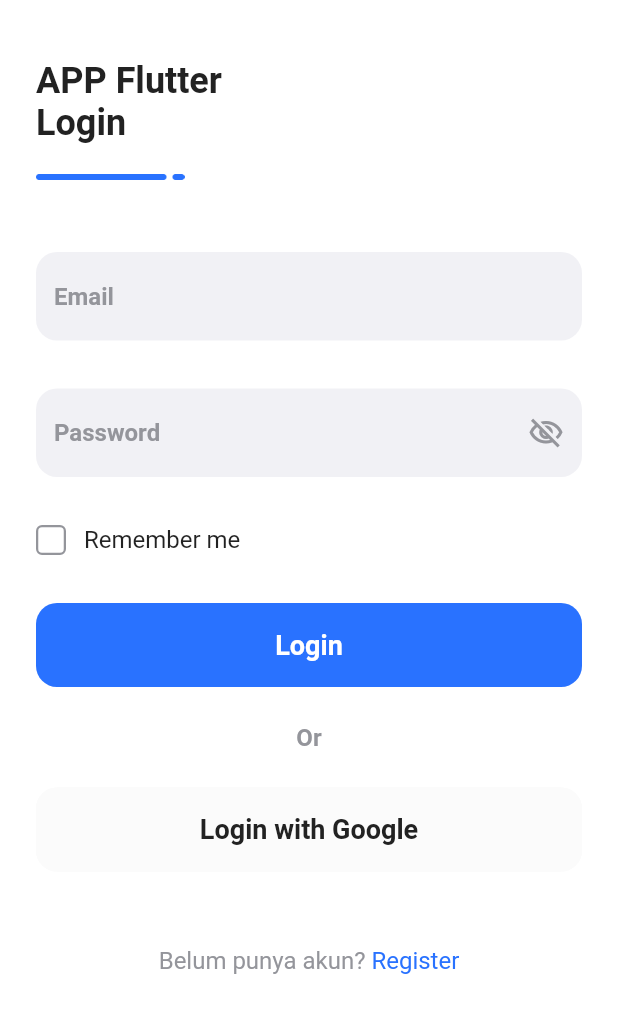
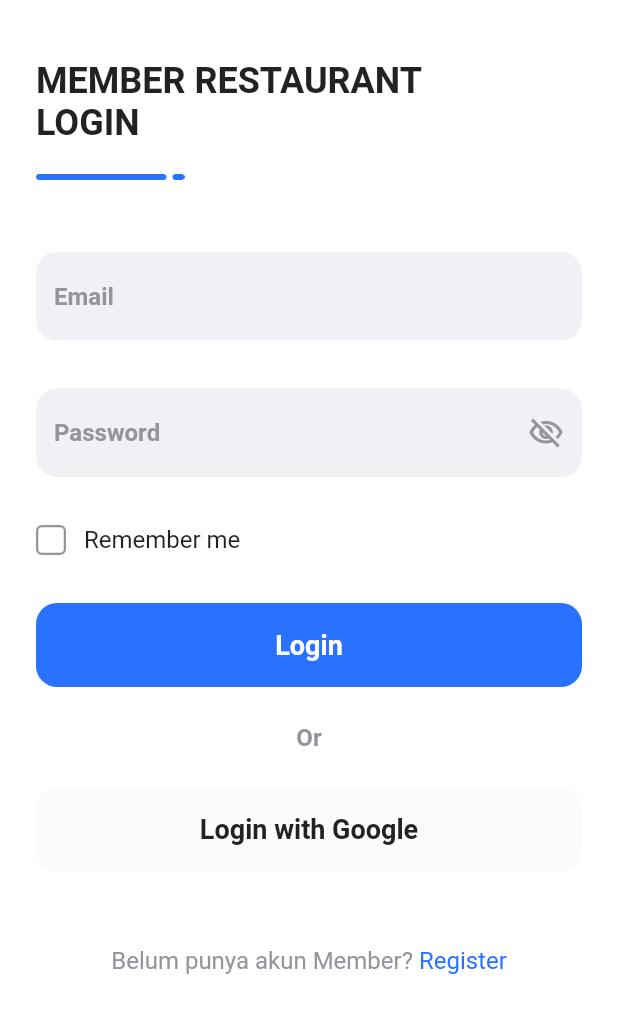
Before and after one commit to rizkotz/restoran, a Flutter app: the screen it shows after launch, on a phone screen of 412 x 824 dp. Shown: the top 1013 px of the screen. Run offline on Flutter 3.47's test engine with Material 2 defaults, Android fonts, the phone set to English and light mode, and no system bars.

Commit message:
login view

```diff
--- a/lib/login_view.dart
+++ b/lib/login_view.dart
@@ -1,5 +1,6 @@
 import 'package:flutter/cupertino.dart';
 import 'package:flutter/material.dart';
+import 'package:restoran/home/home_view.dart';
 import 'package:restoran/register_view.dart';
 import 'package:restoran/theme.dart';
 import 'package:restoran/widgets/custom_checkbox.dart';
@@ -33,7 +34,7 @@ class _LoginPageState extends State<LoginPage> {
                 crossAxisAlignment: CrossAxisAlignment.start,
                 children: [
                   Text(
-                    'APP Flutter\nLogin',
+                    'MEMBER RESTAURANT\nLOGIN',
                     style: heading2.copyWith(color: textBlack),
                   ),
                   SizedBox(
@@ -109,10 +110,21 @@ class _LoginPageState extends State<LoginPage> {
               SizedBox(
                 height: 32,
               ),
-              CustomPrimaryButton(
-                buttonColor: primaryBlue,
-                textValue: 'Login',
-                textColor: Colors.white,
+              Column(
+                mainAxisAlignment: MainAxisAlignment.center,
+                children: [
+                  GestureDetector(
+                    onTap: () {
+                      Navigator.push(context,
+                          MaterialPageRoute(builder: (context) => HomePage()));
+                    },
+                    child: CustomPrimaryButton(
+                      buttonColor: primaryBlue,
+                      textValue: 'Login',
+                      textColor: Colors.white,
+                    ),
+                  ),
+                ],
               ),
               SizedBox(
                 height: 24,
@@ -138,7 +150,7 @@ class _LoginPageState extends State<LoginPage> {
                 mainAxisAlignment: MainAxisAlignment.center,
                 children: [
                   Text(
-                    'Belum punya akun? ',
+                    'Belum punya akun Member? ',
                     style: regular16pt.copyWith(color: textGrey),
                   ),
                   GestureDetector(
```
